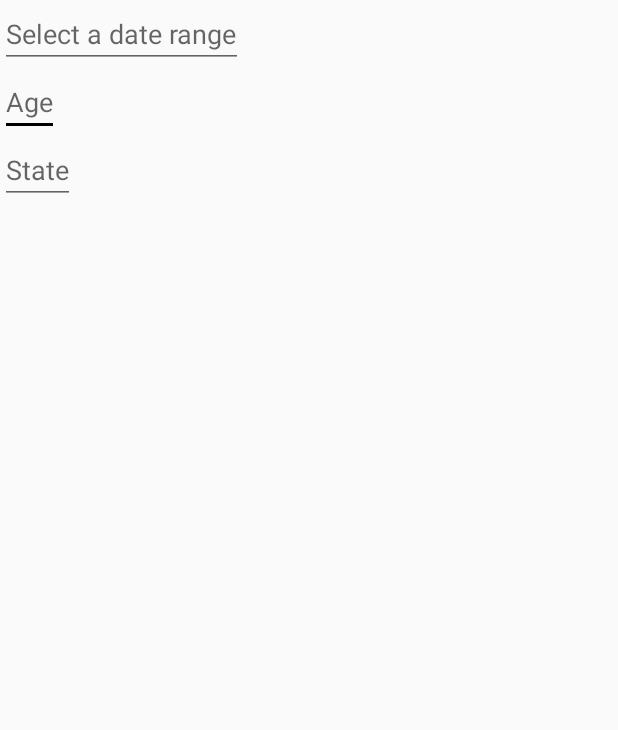
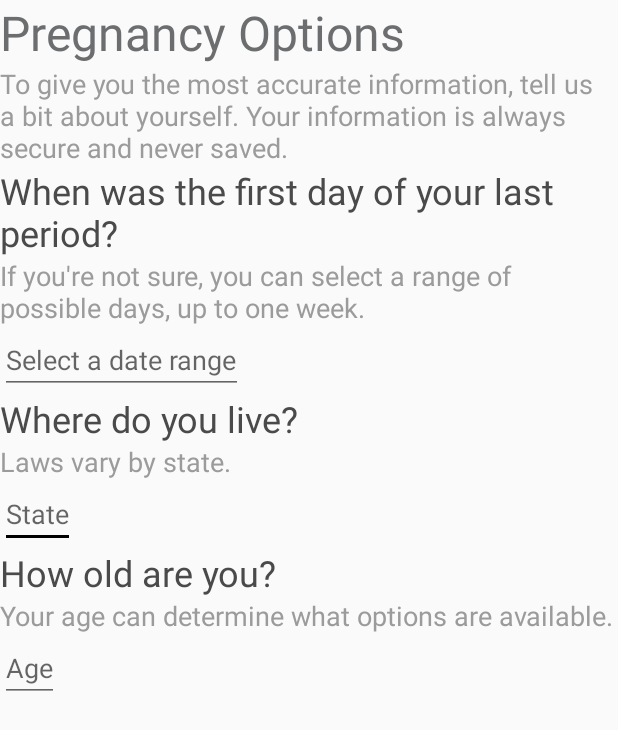
Before and after one commit to alexanian/termina, an Android app: the layout input_view.xml on its own in the app's theme, with its tools: preview values and no code run, on a phone screen of 412 x 824 dp. Shown: the top 730 px of the screen. Run offline under Robolectric (Android 15) with nearby library versions, the phone set to English and light mode, and no system bars.

Commit message:
Add first pass of Input copy and rough layout.

```diff
--- a/mobile/android/app/src/main/java/org/sfsi/termina/InputView.java
+++ b/mobile/android/app/src/main/java/org/sfsi/termina/InputView.java
@@ -4,8 +4,10 @@ import android.app.Activity;
 import android.content.Context;
 import android.content.ContextWrapper;
 import android.util.AttributeSet;
+import android.view.ViewGroup;
 import android.widget.EditText;
 import android.widget.FrameLayout;
+import android.widget.ScrollView;
 
 import com.borax12.materialdaterangepicker.date.DatePickerDialog;
 
@@ -21,7 +23,7 @@ import java.util.Calendar;
  */
 
 @EViewGroup(R.layout.input_view)
-public class InputView extends FrameLayout {
+public class InputView extends ScrollView {
     /* package */ InputController mController;
 
     @ViewById(R.id.last_period_edit_text)
--- a/mobile/android/app/src/main/res/layout/input_view.xml
+++ b/mobile/android/app/src/main/res/layout/input_view.xml
@@ -1,20 +1,61 @@
 <?xml version="1.0" encoding="utf-8"?>
-<LinearLayout xmlns:android="http://schemas.android.com/apk/res/android"
+<ScrollView xmlns:android="http://schemas.android.com/apk/res/android"
             android:layout_width="match_parent"
-              android:layout_height="match_parent"
+            android:layout_height="match_parent">
+
+    <LinearLayout
+        android:layout_width="match_parent"
+        android:layout_height="wrap_content"
         android:orientation="vertical">
+
+        <TextView
+            android:id="@+id/input_header"
+            style="@style/Termina.Text.Title"
+            android:layout_width="wrap_content"
+            android:layout_height="wrap_content"
+            android:text="@string/input_header"/>
+
+        <TextView
+            android:id="@+id/input_description"
+            style="@style/Termina.Text.Contextual"
+            android:layout_width="wrap_content"
+            android:layout_height="wrap_content"
+            android:text="@string/input_description"/>
+
+        <TextView
+            android:id="@+id/input_period_question"
+            style="@style/Termina.Text.Question"
+            android:layout_width="wrap_content"
+            android:layout_height="wrap_content"
+            android:text="@string/input_period_question"/>
+
+        <TextView
+            android:id="@+id/input_period_details"
+            style="@style/Termina.Text.Contextual"
+            android:layout_width="wrap_content"
+            android:layout_height="wrap_content"
+            android:text="@string/input_period_details"/>
+
         <EditText
             android:id="@+id/last_period_edit_text"
             android:layout_width="wrap_content"
             android:layout_height="wrap_content"
-        android:hint="Select a date range"
-        android:focusable="false"/>
+            android:focusable="false"
+            android:hint="Select a date range"/>
 
-    <EditText
-        android:id="@+id/age_input"
+        <TextView
+            android:id="@+id/input_state_question"
+            style="@style/Termina.Text.Question"
             android:layout_width="wrap_content"
             android:layout_height="wrap_content"
-        android:hint="Age"/>
+            android:text="@string/input_state_question"/>
+
+        <TextView
+            android:id="@+id/input_state_details"
+            style="@style/Termina.Text.Contextual"
+            android:layout_width="wrap_content"
+            android:layout_height="wrap_content"
+            android:text="@string/input_state_details"/>
 
         <EditText
             android:id="@+id/state_input"
@@ -22,5 +63,24 @@
             android:layout_height="wrap_content"
             android:hint="State"/>
 
+        <TextView
+            android:id="@+id/input_age_question"
+            style="@style/Termina.Text.Question"
+            android:layout_width="wrap_content"
+            android:layout_height="wrap_content"
+            android:text="@string/input_age_question"/>
 
+        <TextView
+            android:id="@+id/input_age_details"
+            style="@style/Termina.Text.Contextual"
+            android:layout_width="wrap_content"
+            android:layout_height="wrap_content"
+            android:text="@string/input_age_details"/>
+
+        <EditText
+            android:id="@+id/age_input"
+            android:layout_width="wrap_content"
+            android:layout_height="wrap_content"
+            android:hint="Age"/>
     </LinearLayout>
+</ScrollView>
--- a/mobile/android/app/src/main/res/values/strings.xml
+++ b/mobile/android/app/src/main/res/values/strings.xml
@@ -27,6 +27,17 @@
         Links to educational content not created by SFSI are taken at your own risk. SFSI is not
         responsible for the claims of external websites and education companies.</string>
 
+    <!-- Input -->
+    <string name="input_header">Pregnancy Options</string>
+    <string name="input_description">To give you the most accurate information, tell us a bit about yourself. Your information is always secure and never saved.</string>
+    <string name="input_period_question">When was the first day of your last period?</string>
+    <string name="input_period_details">If you\'re not sure, you can select a range of possible days, up to one week.</string>
+    <string name="input_state_question">Where do you live?</string>
+    <string name="input_state_details">Laws vary by state.</string>
+    <string name="input_age_question">How old are you?</string>
+    <string name="input_age_details">Your age can determine what options are available.</string>
+    <string name="input_show_options">Show My Options</string>
+
     <!-- Action Cards -->
     <string name="action_card_subtitle_available_until" context="%1 - Put date in String">Available until approx. %1$s</string>
     <string name="action_card_subtitle_not_available_from" context="%1 - Put number of weeks in int">This is not available after %1$d weeks.</string>
--- a/mobile/android/app/src/main/res/values/styles.xml
+++ b/mobile/android/app/src/main/res/values/styles.xml
@@ -36,6 +36,11 @@
         <item name="android:textSize">24sp</item>
     </style>
 
+    <style name="Termina.Text.Contextual">
+        <item name="android:textSize">18sp</item>
+        <item name="android:textColor">@color/colorPrimaryLight</item>
+    </style>
+
     <style name="Termina.Text.Disclaimer" parent="Termina.Text.Title">
         <item name="android:textSize">12sp</item>
     </style>
```
Lines whose indentation alone changed are shown as unchanged.
